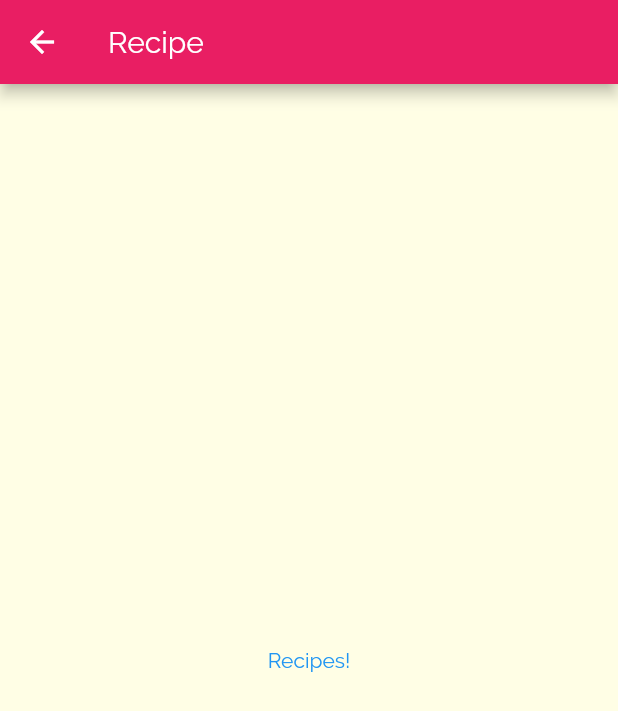
After one commit to Mameng57/digital-recipebook, a Flutter app: the screen it shows after launch, after a tap on "Italian", on a phone screen of 412 x 824 dp. The commit adds this screen. Shown: the top 711 px of the screen. Run offline on Flutter 3.47's test engine with Material 2 defaults, Android fonts, the phone set to English and light mode, and no system bars.

Commit message:
added meals screen and navigation

```diff
--- /dev/null
+++ b/lib/screens/meals_screen.dart
@@ -0,0 +1,13 @@
+import 'package:flutter/material.dart';
+
+class MealsScreen extends StatelessWidget {
+  @override
+  Widget build(BuildContext context) {
+    return Scaffold(
+      appBar: AppBar(title: const Text("Recipe"),),
+      body: Center(
+        child: const Text("Recipes!"),
+      ),
+    );
+  }
+}
--- a/lib/widgets/category_item.dart
+++ b/lib/widgets/category_item.dart
@@ -1,4 +1,5 @@
 import 'package:flutter/material.dart';
+import '../screens/meals_screen.dart';
 
 class CategoryItem extends StatelessWidget {
   final String _title;
@@ -11,17 +12,30 @@ class CategoryItem extends StatelessWidget {
 
   @override
   Widget build(BuildContext context) {
-    return Container(
+    return InkWell(
+      onTap: () {
+        Navigator.of(context).push(
+          MaterialPageRoute(
+            builder: (_) {
+              return MealsScreen();
+            }
+          )
+        );
+      },
+      splashColor: Theme.of(context).primaryColor,
+      borderRadius: BorderRadius.circular(15),
+      child: Container(
         padding: const EdgeInsets.all(15),
         decoration: BoxDecoration(
           gradient: LinearGradient(
             colors: [_color.withOpacity(0.7), _color],
             begin: Alignment.centerLeft,
-          end: Alignment.centerRight
+            end: Alignment.centerRight,
           ),
           borderRadius: BorderRadius.circular(15),
         ),
         child: Text(_title, style: Theme.of(context).textTheme.headline6,),
+      ),
     );
   }
 }
```
Lines whose indentation alone changed are shown as unchanged.
